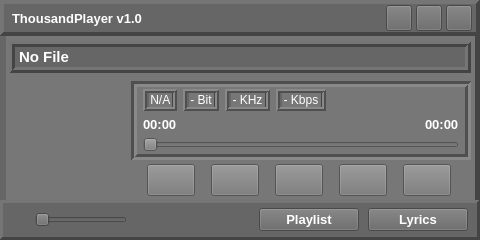
Old version of the form source/ui/mainwindow/tp_mainwindow.ui in the repository ZXfkSIE/ThousandPlayer.
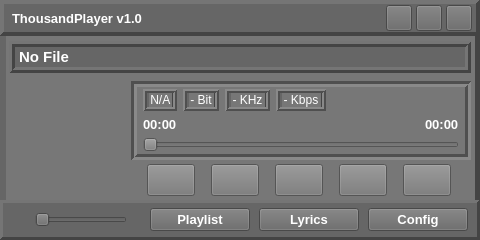
New version of the form. Custom widgets are drawn as their Qt base class.

Commit message: continue implementing config window

The edit to the form file:
```diff
--- a/source/ui/mainwindow/tp_mainwindow.ui
+++ b/source/ui/mainwindow/tp_mainwindow.ui
@@ -1069,6 +1069,41 @@
         </property>
        </widget>
       </item>
+      <item>
+       <widget class="QPushButton" name="pushButton_Config">
+        <property name="sizePolicy">
+         <sizepolicy hsizetype="Fixed" vsizetype="Fixed">
+          <horstretch>0</horstretch>
+          <verstretch>0</verstretch>
+         </sizepolicy>
+        </property>
+        <property name="minimumSize">
+         <size>
+          <width>100</width>
+          <height>0</height>
+         </size>
+        </property>
+        <property name="maximumSize">
+         <size>
+          <width>100</width>
+          <height>16777215</height>
+         </size>
+        </property>
+        <property name="font">
+         <font>
+          <pointsize>10</pointsize>
+          <weight>75</weight>
+          <bold>true</bold>
+         </font>
+        </property>
+        <property name="mouseTracking">
+         <bool>true</bool>
+        </property>
+        <property name="text">
+         <string>Config</string>
+        </property>
+       </widget>
+      </item>
      </layout>
     </widget>
    </item>
```
The commit also changes 11 other files.
